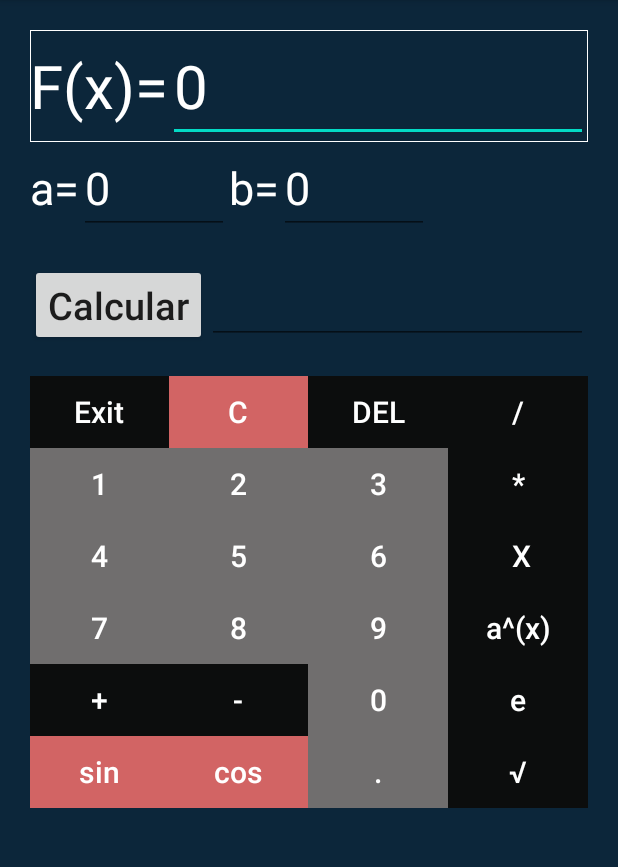
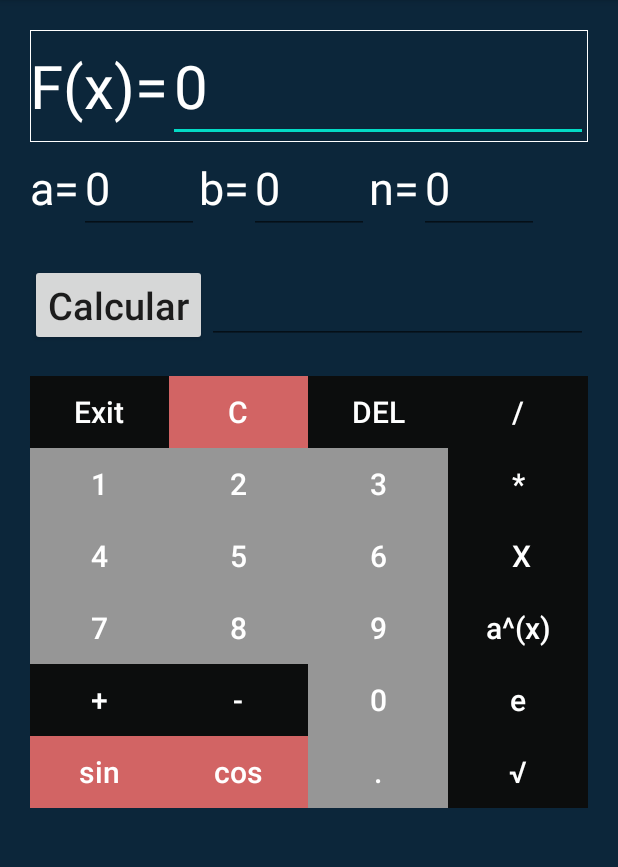
Before and after one commit to konradtrejo/Proyecto_Android, an Android app: the screen it shows after launch (MainActivity), on a phone screen of 412 x 824 dp, the part 84-951 px from its top. Run offline under Robolectric (Android 15) with nearby library versions, the phone set to English and light mode, and no system bars.

Commit message:
modified app interfaz

```diff
--- a/app/src/main/res/layout/activity_main.xml
+++ b/app/src/main/res/layout/activity_main.xml
@@ -58,7 +58,7 @@
 
         <EditText
             android:id="@+id/val_a"
-            android:layout_width="100dp"
+            android:layout_width="80dp"
             android:layout_height="wrap_content"
             android:hint="0"
             android:text=""
@@ -75,15 +75,30 @@
 
         <EditText
             android:id="@+id/val_b"
-            android:layout_width="100dp"
+            android:layout_width="80dp"
             android:layout_height="wrap_content"
             android:hint="0"
             android:text=""
             android:textColor="@color/fontLight"
             android:textColorHint="#FFFFFF"
-            android:textSize="30dp">
+            android:textSize="30dp" />
+        <TextView
+            android:layout_width="wrap_content"
+            android:layout_height="wrap_content"
+            android:text="n="
+            android:textColor="@color/fontLight"
+            android:textSize="30dp"></TextView>
 
-        </EditText>
+        <EditText
+            android:id="@+id/val_n"
+            android:layout_width="80dp"
+            android:layout_height="wrap_content"
+            android:hint="0"
+            android:text=""
+            android:textColor="@color/fontLight"
+            android:textColorHint="#FFFFFF"
+            android:textSize="30dp" />
+
 
     </LinearLayout>
 
@@ -97,10 +112,12 @@
         >
 
         <Button
+            android:id="@+id/calcular"
             android:layout_width="wrap_content"
             android:layout_height="wrap_content"
             android:textSize="25dp"
             android:textAllCaps="false"
+            android:onClick="setCalcular"
             android:text="Calcular" />
 
         <EditText
@@ -193,7 +210,7 @@
             android:text="1"
             android:textSize="20dp"
             android:textColor="@color/fontLight"
-            android:backgroundTint="@color/btnnumerico"
+
             android:onClick="one"
             />
 
@@ -203,7 +220,7 @@
             android:layout_height="wrap_content"
             android:background="@drawable/color"
             android:text="2"
-            android:backgroundTint="@color/btnnumerico"
+
             android:textColor="@color/fontLight"
             android:textSize="20dp"
             android:onClick="two"
@@ -217,7 +234,7 @@
             android:text="3"
             android:textColor="@color/fontLight"
             android:textSize="20dp"
-            android:backgroundTint="@color/btnnumerico"
+
             android:onClick="three"
             />
 
@@ -248,7 +265,7 @@
             android:background="@drawable/color"
             android:text="4"
             android:textColor="@color/fontLight"
-            android:backgroundTint="@color/btnnumerico"
+
             android:textSize="20dp"
             android:onClick="four"
             />
@@ -259,7 +276,7 @@
             android:layout_height="wrap_content"
             android:background="@drawable/color"
             android:text="5"
-            android:backgroundTint="@color/btnnumerico"
+
             android:textColor="@color/fontLight"
             android:textSize="20dp"
             android:onClick="five"
@@ -271,7 +288,7 @@
             android:layout_height="wrap_content"
             android:background="@drawable/color"
             android:text="6"
-            android:backgroundTint="@color/btnnumerico"
+
             android:textColor="@color/fontLight"
             android:textSize="20dp"
             android:onClick="six"
@@ -307,7 +324,7 @@
             android:text="7"
             android:textColor="@color/fontLight"
             android:textSize="20dp"
-            android:backgroundTint="@color/btnnumerico"
+
             android:onClick="seven"
             />
 
@@ -317,7 +334,7 @@
             android:layout_height="wrap_content"
             android:background="@drawable/color"
             android:text="8"
-            android:backgroundTint="@color/btnnumerico"
+
             android:textColor="@color/fontLight"
             android:textSize="20dp"
             android:onClick="eight"
@@ -328,7 +345,7 @@
             android:layout_height="wrap_content"
             android:layout_weight="1"
             android:background="@drawable/color"
-            android:backgroundTint="@color/btnnumerico"
+
             android:text="9"
             android:textColor="@color/fontLight"
             android:textSize="20dp"
@@ -388,7 +405,7 @@
             android:layout_height="wrap_content"
             android:background="@drawable/color"
             android:text="0"
-            android:backgroundTint="@color/btnnumerico"
+
             android:textColor="@color/fontLight"
             android:textSize="20dp"
             android:onClick="zero"
@@ -450,7 +467,7 @@
             android:background="@drawable/color"
             android:text="."
             android:textColor="@color/fontLight"
-            android:backgroundTint="@color/btnnumerico"
+
             android:textSize="20dp"
             android:onClick="punto"
             />
--- a/app/src/main/res/values/colors.xml
+++ b/app/src/main/res/values/colors.xml
@@ -3,13 +3,13 @@
     <color name="colorPrimary">#6200EE</color>
     <color name="colorPrimaryDark">#3700B3</color>
     <color name="colorAccent">#03DAC5</color>
-    <color name="plomoEncendido">#5FBEBE</color>
-    <color name="plomobajo">#CBDAD0</color>
+    <color name="plomoEncendido">#3A3E3E</color>
+    <color name="plomobajo">#969696</color>
     <color name="darkActivity">#0C0D0D</color>
     <color name="darkbtn">#0C0D0D</color>
     <color name="fontLight">#FFFFFF</color>
     <color name="Title">#FFFFFF</color>
     <color name="ElemSec">#FFFFFF</color>
     <color name="btnEspeciales">#D26464</color>
-    <color name="btnnumerico">#706E6E</color>
+    <color name="btnnumerico">#A4A3A3</color>
 </resources>
```
Also changed, not shown: app/src/main/java/com/example/ejemplo1/MainActivity.java (+63 -9 lines).
